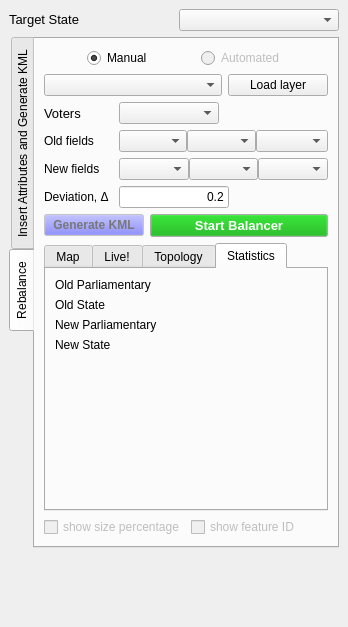
Before: the Qt Designer form ui_delimitationtoolbox_dock.ui in seanclaude/Redistricting, drawn with Qt 5.
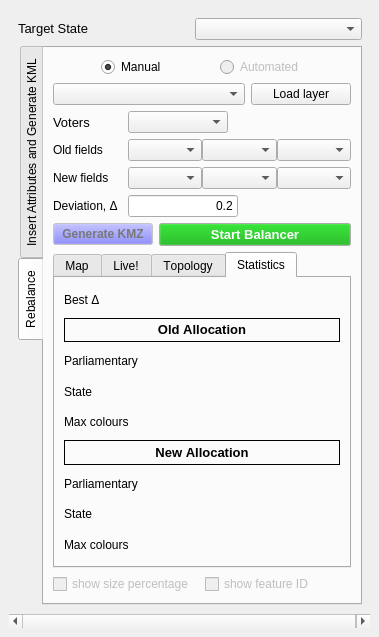
After: the same form once the commit is applied. The open tabs and pages were chosen to show the change.

Diff of the .ui file:
```diff
--- a/ui_delimitationtoolbox_dock.ui
+++ b/ui_delimitationtoolbox_dock.ui
@@ -6,26 +6,26 @@
    <rect>
     <x>0</x>
     <y>0</y>
-    <width>348</width>
-    <height>627</height>
+    <width>379</width>
+    <height>637</height>
    </rect>
   </property>
   <property name="sizePolicy">
-   <sizepolicy hsizetype="Preferred" vsizetype="Preferred">
+   <sizepolicy hsizetype="Expanding" vsizetype="Expanding">
     <horstretch>0</horstretch>
     <verstretch>0</verstretch>
    </sizepolicy>
   </property>
   <property name="minimumSize">
    <size>
-    <width>348</width>
-    <height>627</height>
+    <width>78</width>
+    <height>98</height>
    </size>
   </property>
   <property name="maximumSize">
    <size>
-    <width>348</width>
-    <height>627</height>
+    <width>379</width>
+    <height>524287</height>
    </size>
   </property>
   <property name="floating">
@@ -42,13 +42,37 @@
   </property>
   <widget class="QWidget" name="dockWidgetContents">
    <property name="sizePolicy">
-    <sizepolicy hsizetype="Preferred" vsizetype="Preferred">
+    <sizepolicy hsizetype="Expanding" vsizetype="Expanding">
      <horstretch>0</horstretch>
      <verstretch>0</verstretch>
     </sizepolicy>
    </property>
    <layout class="QVBoxLayout" name="verticalLayout_2">
     <item>
+     <widget class="QScrollArea" name="scrollArea">
+      <property name="frameShape">
+       <enum>QFrame::NoFrame</enum>
+      </property>
+      <property name="frameShadow">
+       <enum>QFrame::Plain</enum>
+      </property>
+      <property name="lineWidth">
+       <number>0</number>
+      </property>
+      <property name="widgetResizable">
+       <bool>true</bool>
+      </property>
+      <widget class="QWidget" name="scrollAreaWidgetContents_2">
+       <property name="geometry">
+        <rect>
+         <x>0</x>
+         <y>0</y>
+         <width>361</width>
+         <height>599</height>
+        </rect>
+       </property>
+       <layout class="QVBoxLayout" name="verticalLayout_8">
+        <item>
      <layout class="QHBoxLayout" name="horizontalLayout_24">
       <property name="spacing">
        <number>10</number>
@@ -101,7 +125,7 @@
     <item>
      <widget class="QTabWidget" name="tabWidget">
       <property name="sizePolicy">
-       <sizepolicy hsizetype="Preferred" vsizetype="Preferred">
+           <sizepolicy hsizetype="Expanding" vsizetype="Expanding">
         <horstretch>0</horstretch>
         <verstretch>0</verstretch>
        </sizepolicy>
@@ -858,7 +882,7 @@
              <string notr="true"/>
             </property>
             <property name="text">
-             <string>Generate KML</string>
+                 <string>Generate KMZ</string>
             </property>
            </widget>
           </item>
@@ -955,7 +979,7 @@
          <widget class="QTabWidget" name="tab_rebalance">
           <property name="font">
            <font>
-            <kerning>true</kerning>
+                <kerning>false</kerning>
            </font>
           </property>
           <property name="styleSheet">
@@ -1735,12 +1759,56 @@
             <string>Statistics</string>
            </attribute>
            <layout class="QVBoxLayout" name="verticalLayout_3">
+                <item>
+                 <layout class="QHBoxLayout" name="horizontalLayout_32">
+                  <item>
+                   <widget class="QLabel" name="label_3">
+                    <property name="text">
+                     <string>Best Δ</string>
+                    </property>
+                   </widget>
+                  </item>
+                  <item>
+                   <widget class="QLabel" name="label_best_deviation">
+                    <property name="text">
+                     <string/>
+                    </property>
+                    <property name="alignment">
+                     <set>Qt::AlignCenter</set>
+                    </property>
+                   </widget>
+                  </item>
+                 </layout>
+                </item>
+                <item>
+                 <widget class="QLabel" name="label_15">
+                  <property name="font">
+                   <font>
+                    <pointsize>10</pointsize>
+                    <weight>75</weight>
+                    <bold>true</bold>
+                   </font>
+                  </property>
+                  <property name="frameShape">
+                   <enum>QFrame::Box</enum>
+                  </property>
+                  <property name="text">
+                   <string>Old Allocation</string>
+                  </property>
+                  <property name="textFormat">
+                   <enum>Qt::RichText</enum>
+                  </property>
+                  <property name="alignment">
+                   <set>Qt::AlignCenter</set>
+                  </property>
+                 </widget>
+                </item>
             <item>
              <layout class="QHBoxLayout" name="horizontalLayout_23">
               <item>
                <widget class="QLabel" name="label_18">
                 <property name="text">
-                 <string>Old Parliamentary</string>
+                     <string>Parliamentary</string>
                 </property>
                 <property name="alignment">
                  <set>Qt::AlignLeading|Qt::AlignLeft|Qt::AlignVCenter</set>
@@ -1782,7 +1850,7 @@
                  </size>
                 </property>
                 <property name="text">
-                 <string>Old State</string>
+                     <string>State</string>
                 </property>
                </widget>
               </item>
@@ -1798,12 +1866,56 @@
               </item>
              </layout>
             </item>
+                <item>
+                 <layout class="QHBoxLayout" name="horizontalLayout_30">
+                  <item>
+                   <widget class="QLabel" name="label_4">
+                    <property name="text">
+                     <string>Max colours</string>
+                    </property>
+                   </widget>
+                  </item>
+                  <item>
+                   <widget class="QLabel" name="label_colours_old">
+                    <property name="text">
+                     <string/>
+                    </property>
+                    <property name="alignment">
+                     <set>Qt::AlignRight|Qt::AlignTrailing|Qt::AlignVCenter</set>
+                    </property>
+                   </widget>
+                  </item>
+                 </layout>
+                </item>
+                <item>
+                 <widget class="QLabel" name="label_16">
+                  <property name="font">
+                   <font>
+                    <pointsize>10</pointsize>
+                    <weight>75</weight>
+                    <bold>true</bold>
+                   </font>
+                  </property>
+                  <property name="frameShape">
+                   <enum>QFrame::Box</enum>
+                  </property>
+                  <property name="text">
+                   <string>New Allocation</string>
+                  </property>
+                  <property name="textFormat">
+                   <enum>Qt::RichText</enum>
+                  </property>
+                  <property name="alignment">
+                   <set>Qt::AlignCenter</set>
+                  </property>
+                 </widget>
+                </item>
             <item>
              <layout class="QHBoxLayout" name="horizontalLayout_17">
               <item>
                <widget class="QLabel" name="label">
                 <property name="text">
-                 <string>New Parliamentary</string>
+                     <string>Parliamentary</string>
                 </property>
                </widget>
               </item>
@@ -1842,7 +1954,7 @@
                  </size>
                 </property>
                 <property name="text">
-                 <string>New State</string>
+                     <string>State</string>
                 </property>
                </widget>
               </item>
@@ -1859,17 +1971,25 @@
              </layout>
             </item>
             <item>
-             <spacer name="verticalSpacer">
-              <property name="orientation">
-               <enum>Qt::Vertical</enum>
-              </property>
-              <property name="sizeHint" stdset="0">
-               <size>
-                <width>20</width>
-                <height>40</height>
-               </size>
-              </property>
-             </spacer>
+                 <layout class="QHBoxLayout" name="horizontalLayout_31">
+                  <item>
+                   <widget class="QLabel" name="label_20">
+                    <property name="text">
+                     <string>Max colours</string>
+                    </property>
+                   </widget>
+                  </item>
+                  <item>
+                   <widget class="QLabel" name="label_colours_new">
+                    <property name="text">
+                     <string/>
+                    </property>
+                    <property name="alignment">
+                     <set>Qt::AlignRight|Qt::AlignTrailing|Qt::AlignVCenter</set>
+                    </property>
+                   </widget>
+                  </item>
+                 </layout>
             </item>
            </layout>
           </widget>
@@ -1903,18 +2023,9 @@
       </widget>
      </widget>
     </item>
-    <item>
-     <spacer name="verticalSpacer_4">
-      <property name="orientation">
-       <enum>Qt::Vertical</enum>
-      </property>
-      <property name="sizeHint" stdset="0">
-       <size>
-        <width>20</width>
-        <height>40</height>
-       </size>
-      </property>
-     </spacer>
+       </layout>
+      </widget>
+     </widget>
     </item>
    </layout>
   </widget>
```
Left out of the diff: 97 changed lines with no effect on the pictures. Lines whose indentation alone changed are shown as unchanged.
